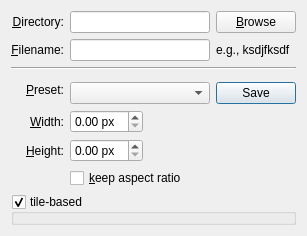
Above: source/gloperate-qtwidgets/source/ScreenshotWidget.ui from cginternals/gloperate before the change. Below: the same form after it.
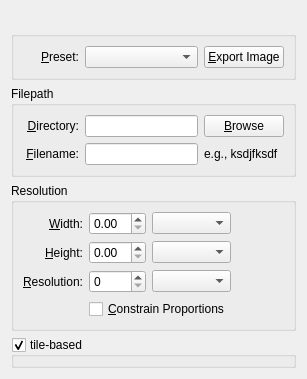
That is the form after the change.

Commit message: Redesigns UI: adds spacer for preset loader and adds resolution

Patch:
```diff
--- a/source/gloperate-qtwidgets/source/ScreenshotWidget.ui
+++ b/source/gloperate-qtwidgets/source/ScreenshotWidget.ui
@@ -7,93 +7,61 @@
     <x>0</x>
     <y>0</y>
     <width>307</width>
-    <height>211</height>
+    <height>339</height>
    </rect>
   </property>
   <property name="windowTitle">
    <string>Form</string>
   </property>
-  <layout class="QGridLayout" name="gridLayout">
-   <item row="8" column="0" colspan="4">
-    <widget class="QGroupBox" name="groupBox_2">
+  <layout class="QGridLayout" name="gridLayout_4">
+   <item row="0" column="0">
+    <spacer name="verticalSpacer_2">
+     <property name="orientation">
+      <enum>Qt::Vertical</enum>
+     </property>
+     <property name="sizeType">
+      <enum>QSizePolicy::Fixed</enum>
+     </property>
+     <property name="sizeHint" stdset="0">
+      <size>
+       <width>17</width>
+       <height>20</height>
+      </size>
+     </property>
+    </spacer>
+   </item>
+   <item row="1" column="0">
+    <widget class="QGroupBox" name="groupBox_3">
      <property name="title">
-      <string>tile-based</string>
+      <string/>
      </property>
      <property name="flat">
-      <bool>false</bool>
-     </property>
-     <property name="checkable">
       <bool>true</bool>
      </property>
-    </widget>
-   </item>
-   <item row="1" column="3">
-    <widget class="QLabel" name="label">
-     <property name="text">
-      <string>e.g., ksdjfksdf</string>
-     </property>
-    </widget>
-   </item>
-   <item row="5" column="0">
-    <widget class="QLabel" name="widthLabel">
-     <property name="text">
-      <string>&amp;Width:</string>
-     </property>
-     <property name="alignment">
-      <set>Qt::AlignRight|Qt::AlignTrailing|Qt::AlignVCenter</set>
-     </property>
-     <property name="buddy">
-      <cstring>widthDoubleSpinBox</cstring>
-     </property>
-    </widget>
-   </item>
-   <item row="1" column="1" colspan="2">
-    <widget class="QLineEdit" name="fileNameLineEdit"/>
-   </item>
-   <item row="4" column="3">
-    <widget class="QDialogButtonBox" name="buttonBox">
-     <property name="orientation">
-      <enum>Qt::Horizontal</enum>
-     </property>
-     <property name="standardButtons">
-      <set>QDialogButtonBox::Save</set>
+     <layout class="QGridLayout" name="gridLayout_2">
+      <item row="0" column="1">
+       <widget class="QComboBox" name="presetsComboBox">
+        <property name="sizePolicy">
+         <sizepolicy hsizetype="Preferred" vsizetype="Fixed">
+          <horstretch>2</horstretch>
+          <verstretch>0</verstretch>
+         </sizepolicy>
+        </property>
+        <property name="font">
+         <font>
+          <family>Courier New</family>
+         </font>
      </property>
     </widget>
    </item>
    <item row="0" column="0">
-    <widget class="QLabel" name="directoryLabel">
-     <property name="sizePolicy">
-      <sizepolicy hsizetype="Preferred" vsizetype="Preferred">
-       <horstretch>1</horstretch>
-       <verstretch>0</verstretch>
-      </sizepolicy>
-     </property>
-     <property name="text">
-      <string>&amp;Directory:</string>
-     </property>
-     <property name="alignment">
-      <set>Qt::AlignRight|Qt::AlignTrailing|Qt::AlignVCenter</set>
-     </property>
-     <property name="buddy">
-      <cstring>directoryLineEdit</cstring>
-     </property>
-    </widget>
-   </item>
-   <item row="0" column="3">
-    <widget class="QPushButton" name="openDirectoryButton">
-     <property name="sizePolicy">
-      <sizepolicy hsizetype="Minimum" vsizetype="Fixed">
-       <horstretch>1</horstretch>
-       <verstretch>0</verstretch>
-      </sizepolicy>
-     </property>
-     <property name="text">
-      <string>&amp;Browse</string>
-     </property>
-    </widget>
-   </item>
-   <item row="3" column="0" rowspan="2">
     <widget class="QLabel" name="presetLabel">
+        <property name="sizePolicy">
+         <sizepolicy hsizetype="Preferred" vsizetype="Preferred">
+          <horstretch>1</horstretch>
+          <verstretch>0</verstretch>
+         </sizepolicy>
+        </property>
      <property name="text">
       <string>&amp;Preset:</string>
      </property>
@@ -105,7 +73,45 @@
      </property>
     </widget>
    </item>
-   <item row="0" column="1" colspan="2">
+      <item row="0" column="2">
+       <widget class="QPushButton" name="saveButton">
+        <property name="text">
+         <string>&amp;Export Image</string>
+        </property>
+       </widget>
+      </item>
+     </layout>
+    </widget>
+   </item>
+   <item row="2" column="0">
+    <widget class="QGroupBox" name="groupBox">
+     <property name="title">
+      <string>Filepath</string>
+     </property>
+     <property name="flat">
+      <bool>true</bool>
+     </property>
+     <layout class="QGridLayout" name="gridLayout_3">
+      <item row="0" column="0">
+       <widget class="QLabel" name="directoryLabel">
+        <property name="sizePolicy">
+         <sizepolicy hsizetype="Preferred" vsizetype="Preferred">
+          <horstretch>1</horstretch>
+          <verstretch>0</verstretch>
+         </sizepolicy>
+        </property>
+        <property name="text">
+         <string>&amp;Directory:</string>
+        </property>
+        <property name="alignment">
+         <set>Qt::AlignRight|Qt::AlignTrailing|Qt::AlignVCenter</set>
+        </property>
+        <property name="buddy">
+         <cstring>directoryLineEdit</cstring>
+        </property>
+       </widget>
+      </item>
+      <item row="0" column="1">
     <widget class="QLineEdit" name="directoryLineEdit">
      <property name="enabled">
       <bool>true</bool>
@@ -121,6 +127,19 @@
      </property>
     </widget>
    </item>
+      <item row="0" column="2">
+       <widget class="QPushButton" name="openDirectoryButton">
+        <property name="sizePolicy">
+         <sizepolicy hsizetype="Minimum" vsizetype="Fixed">
+          <horstretch>1</horstretch>
+          <verstretch>0</verstretch>
+         </sizepolicy>
+        </property>
+        <property name="text">
+         <string>&amp;Browse</string>
+        </property>
+       </widget>
+      </item>
    <item row="1" column="0">
     <widget class="QLabel" name="filenameLabel">
      <property name="text">
@@ -134,8 +153,66 @@
      </property>
     </widget>
    </item>
-   <item row="4" column="1" colspan="2">
-    <widget class="QComboBox" name="presetsComboBox">
+      <item row="1" column="1">
+       <widget class="QLineEdit" name="fileNameLineEdit">
+        <property name="styleSheet">
+         <string notr="true"/>
+        </property>
+       </widget>
+      </item>
+      <item row="1" column="2">
+       <widget class="QLabel" name="label">
+        <property name="text">
+         <string>e.g., ksdjfksdf</string>
+        </property>
+       </widget>
+      </item>
+     </layout>
+    </widget>
+   </item>
+   <item row="3" column="0">
+    <widget class="QGroupBox" name="resolutionBox">
+     <property name="title">
+      <string>Resolution</string>
+     </property>
+     <property name="flat">
+      <bool>true</bool>
+     </property>
+     <layout class="QGridLayout" name="gridLayout">
+      <item row="0" column="0">
+       <widget class="QLabel" name="widthLabel">
+        <property name="text">
+         <string>&amp;Width:</string>
+        </property>
+        <property name="alignment">
+         <set>Qt::AlignRight|Qt::AlignTrailing|Qt::AlignVCenter</set>
+        </property>
+        <property name="buddy">
+         <cstring>widthDoubleSpinBox</cstring>
+        </property>
+       </widget>
+      </item>
+      <item row="0" column="1">
+       <widget class="QDoubleSpinBox" name="widthDoubleSpinBox">
+        <property name="sizePolicy">
+         <sizepolicy hsizetype="Minimum" vsizetype="Fixed">
+          <horstretch>1</horstretch>
+          <verstretch>0</verstretch>
+         </sizepolicy>
+        </property>
+        <property name="suffix">
+         <string/>
+        </property>
+       </widget>
+      </item>
+      <item row="0" column="2">
+       <widget class="QComboBox" name="widthComboBox">
+        <property name="sizePolicy">
+         <sizepolicy hsizetype="Preferred" vsizetype="Fixed">
+          <horstretch>1</horstretch>
+          <verstretch>0</verstretch>
+         </sizepolicy>
+        </property>
      <property name="font">
       <font>
        <family>Courier New</family>
@@ -143,7 +220,7 @@
      </property>
     </widget>
    </item>
-   <item row="6" column="0">
+      <item row="1" column="0">
     <widget class="QLabel" name="heightLabel">
      <property name="text">
       <string>&amp;Height:</string>
@@ -156,46 +233,123 @@
      </property>
     </widget>
    </item>
-   <item row="9" column="2">
-    <spacer name="verticalSpacer">
-     <property name="orientation">
-      <enum>Qt::Vertical</enum>
-     </property>
-     <property name="sizeHint" stdset="0">
-      <size>
-       <width>20</width>
-       <height>162</height>
-      </size>
-     </property>
-    </spacer>
-   </item>
-   <item row="7" column="1" colspan="2">
-    <widget class="QCheckBox" name="aspectCheckBox">
-     <property name="text">
-      <string>&amp;keep aspect ratio</string>
-     </property>
-    </widget>
-   </item>
-   <item row="6" column="1">
+      <item row="1" column="1">
     <widget class="QDoubleSpinBox" name="heightDoubleSpinBox">
+        <property name="sizePolicy">
+         <sizepolicy hsizetype="Minimum" vsizetype="Fixed">
+          <horstretch>1</horstretch>
+          <verstretch>0</verstretch>
+         </sizepolicy>
+        </property>
      <property name="suffix">
-      <string> px</string>
+         <string/>
      </property>
     </widget>
    </item>
-   <item row="5" column="1">
-    <widget class="QDoubleSpinBox" name="widthDoubleSpinBox">
-     <property name="suffix">
-      <string> px</string>
-     </property>
-    </widget>
-   </item>
-   <item row="2" column="0" colspan="4">
-    <widget class="Line" name="line">
+      <item row="1" column="2">
+       <widget class="QComboBox" name="heightComboBox">
+        <property name="sizePolicy">
+         <sizepolicy hsizetype="Preferred" vsizetype="Fixed">
+          <horstretch>1</horstretch>
+          <verstretch>0</verstretch>
+         </sizepolicy>
+        </property>
+        <property name="font">
+         <font>
+          <family>Courier New</family>
+         </font>
+        </property>
+       </widget>
+      </item>
+      <item row="1" column="3">
+       <spacer name="horizontalSpacer">
      <property name="orientation">
       <enum>Qt::Horizontal</enum>
      </property>
-    </widget>
+        <property name="sizeType">
+         <enum>QSizePolicy::Preferred</enum>
+        </property>
+        <property name="sizeHint" stdset="0">
+         <size>
+          <width>67</width>
+          <height>20</height>
+         </size>
+        </property>
+       </spacer>
+      </item>
+      <item row="2" column="0">
+       <widget class="QLabel" name="resolutionLabel">
+        <property name="text">
+         <string>&amp;Resolution:</string>
+        </property>
+        <property name="alignment">
+         <set>Qt::AlignRight|Qt::AlignTrailing|Qt::AlignVCenter</set>
+        </property>
+        <property name="buddy">
+         <cstring>resolutionSpinBox</cstring>
+        </property>
+       </widget>
+      </item>
+      <item row="2" column="1">
+       <widget class="QSpinBox" name="resolutionSpinBox">
+        <property name="sizePolicy">
+         <sizepolicy hsizetype="Minimum" vsizetype="Fixed">
+          <horstretch>1</horstretch>
+          <verstretch>0</verstretch>
+         </sizepolicy>
+        </property>
+       </widget>
+      </item>
+      <item row="2" column="2">
+       <widget class="QComboBox" name="resolutionComboBox">
+        <property name="sizePolicy">
+         <sizepolicy hsizetype="Preferred" vsizetype="Fixed">
+          <horstretch>1</horstretch>
+          <verstretch>0</verstretch>
+         </sizepolicy>
+        </property>
+        <property name="font">
+         <font>
+          <family>Courier New</family>
+         </font>
+        </property>
+       </widget>
+      </item>
+      <item row="3" column="1" colspan="2">
+       <widget class="QCheckBox" name="aspectCheckBox">
+        <property name="text">
+         <string>&amp;Constrain Proportions</string>
+        </property>
+       </widget>
+      </item>
+     </layout>
+    </widget>
+   </item>
+   <item row="4" column="0">
+    <widget class="QGroupBox" name="groupBox_2">
+     <property name="title">
+      <string>tile-based</string>
+     </property>
+     <property name="flat">
+      <bool>true</bool>
+     </property>
+     <property name="checkable">
+      <bool>true</bool>
+     </property>
+    </widget>
+   </item>
+   <item row="5" column="0">
+    <spacer name="verticalSpacer">
+     <property name="orientation">
+      <enum>Qt::Vertical</enum>
+     </property>
+     <property name="sizeHint" stdset="0">
+      <size>
+       <width>17</width>
+       <height>0</height>
+      </size>
+     </property>
+    </spacer>
    </item>
   </layout>
  </widget>
```
Lines whose indentation alone changed are shown as unchanged. The commit also changes 2 other files.
